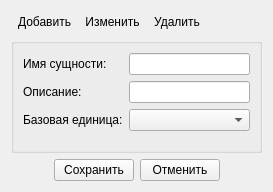
The window that src/plugins/modeleride/msrentitywidget.ui (rdnvndr/raindrop) describes before a commit, drawn with Qt 5.
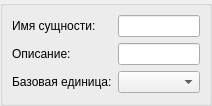
The same window after the commit. Icons and pictures are not drawn.

The edit to the form file:
```diff
--- a/src/plugins/modeleride/msrentitywidget.ui
+++ b/src/plugins/modeleride/msrentitywidget.ui
@@ -6,128 +6,26 @@
    <rect>
     <x>0</x>
     <y>0</y>
-    <width>273</width>
-    <height>192</height>
+    <width>212</width>
+    <height>106</height>
    </rect>
   </property>
   <property name="windowTitle">
    <string>Form</string>
   </property>
   <layout class="QVBoxLayout" name="verticalLayout">
-   <item>
-    <layout class="QHBoxLayout" name="horizontalLayoutPropTool">
-     <property name="spacing">
-      <number>0</number>
-     </property>
-     <item>
-      <widget class="QToolButton" name="toolButtonAddEntity">
-       <property name="text">
-        <string>Добавить</string>
-       </property>
-       <property name="icon">
-        <iconset resource="modeleride.qrc">
-         <normaloff>:/add</normaloff>:/add</iconset>
-       </property>
-       <property name="iconSize">
-        <size>
-         <width>16</width>
-         <height>16</height>
-        </size>
-       </property>
-       <property name="toolButtonStyle">
-        <enum>Qt::ToolButtonTextBesideIcon</enum>
-       </property>
-       <property name="autoRaise">
-        <bool>true</bool>
-       </property>
-      </widget>
-     </item>
-     <item>
-      <widget class="QToolButton" name="toolButtonEditEntity">
-       <property name="text">
-        <string>Изменить</string>
-       </property>
-       <property name="icon">
-        <iconset resource="modeleride.qrc">
-         <normaloff>:/edit</normaloff>:/edit</iconset>
-       </property>
-       <property name="iconSize">
-        <size>
-         <width>16</width>
-         <height>16</height>
-        </size>
-       </property>
-       <property name="toolButtonStyle">
-        <enum>Qt::ToolButtonTextBesideIcon</enum>
-       </property>
-       <property name="autoRaise">
-        <bool>true</bool>
-       </property>
-      </widget>
-     </item>
-     <item>
-      <widget class="QToolButton" name="toolButtonDelEntity">
-       <property name="text">
-        <string>Удалить</string>
-       </property>
-       <property name="icon">
-        <iconset resource="modeleride.qrc">
-         <normaloff>:/remove</normaloff>:/remove</iconset>
-       </property>
-       <property name="iconSize">
-        <size>
-         <width>16</width>
-         <height>16</height>
-        </size>
-       </property>
-       <property name="toolButtonStyle">
-        <enum>Qt::ToolButtonTextBesideIcon</enum>
-       </property>
-       <property name="autoRaise">
-        <bool>true</bool>
-       </property>
-      </widget>
-     </item>
-     <item>
-      <spacer name="horizontalSpacer">
-       <property name="orientation">
-        <enum>Qt::Horizontal</enum>
-       </property>
-       <property name="sizeHint" stdset="0">
-        <size>
-         <width>40</width>
-         <height>20</height>
-        </size>
-       </property>
-      </spacer>
-     </item>
-    </layout>
-   </item>
+   <property name="spacing">
+    <number>5</number>
+   </property>
+   <property name="margin">
+    <number>0</number>
+   </property>
    <item>
     <widget class="QGroupBox" name="groupBoxEntity">
      <property name="title">
       <string/>
      </property>
      <layout class="QGridLayout" name="gridLayout">
-      <item row="0" column="1" colspan="2">
-       <widget class="QLineEdit" name="lineEditClassName"/>
-      </item>
-      <item row="3" column="0" colspan="3">
-       <spacer name="verticalSpacerProp">
-        <property name="orientation">
-         <enum>Qt::Vertical</enum>
-        </property>
-        <property name="sizeHint" stdset="0">
-         <size>
-          <width>20</width>
-          <height>40</height>
-         </size>
-        </property>
-       </spacer>
-      </item>
-      <item row="2" column="1" colspan="2">
-       <widget class="QComboBox" name="comboBoxBasicUnit"/>
-      </item>
       <item row="0" column="0">
        <widget class="QLabel" name="labelEntityName">
         <property name="text">
@@ -135,8 +33,8 @@
         </property>
        </widget>
       </item>
-      <item row="1" column="1" colspan="2">
-       <widget class="QLineEdit" name="lineEditEntityDesc"/>
+      <item row="0" column="1">
+       <widget class="QLineEdit" name="lineEditEntityName"/>
       </item>
       <item row="1" column="0">
        <widget class="QLabel" name="labelEntityDesc">
@@ -145,6 +43,9 @@
         </property>
        </widget>
       </item>
+      <item row="1" column="1">
+       <widget class="QLineEdit" name="lineEditEntityDesc"/>
+      </item>
       <item row="2" column="0">
        <widget class="QLabel" name="labelBasicUnit">
         <property name="text">
@@ -152,53 +53,12 @@
         </property>
        </widget>
       </item>
+      <item row="2" column="1">
+       <widget class="QComboBox" name="comboBoxBasicUnit"/>
+      </item>
      </layout>
     </widget>
    </item>
-   <item>
-    <layout class="QHBoxLayout" name="horizontalLayoutPropSave">
-     <item>
-      <spacer name="horizontalSpacerRightProp">
-       <property name="orientation">
-        <enum>Qt::Horizontal</enum>
-       </property>
-       <property name="sizeHint" stdset="0">
-        <size>
-         <width>40</width>
-         <height>20</height>
-        </size>
-       </property>
-      </spacer>
-     </item>
-     <item>
-      <widget class="QPushButton" name="pushButtonPropSave">
-       <property name="text">
-        <string>Сохранить</string>
-       </property>
-      </widget>
-     </item>
-     <item>
-      <widget class="QPushButton" name="pushButtonPropCancel">
-       <property name="text">
-        <string>Отменить</string>
-       </property>
-      </widget>
-     </item>
-     <item>
-      <spacer name="horizontalSpacerLeftProp">
-       <property name="orientation">
-        <enum>Qt::Horizontal</enum>
-       </property>
-       <property name="sizeHint" stdset="0">
-        <size>
-         <width>40</width>
-         <height>20</height>
-        </size>
-       </property>
-      </spacer>
-     </item>
-    </layout>
-   </item>
   </layout>
  </widget>
  <resources>
```
Left out of the diff: 4 changed lines with no effect on the pictures.
